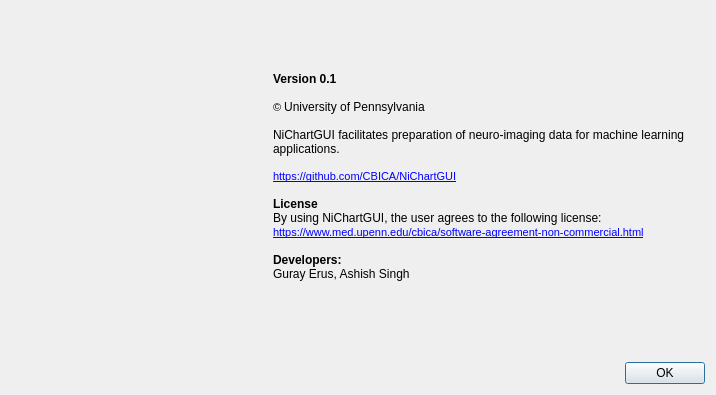
Above: NiChart_Viewer/aboutdialog.ui from CBICA/NiChart_Viewer before the change. Below: the same form after it.
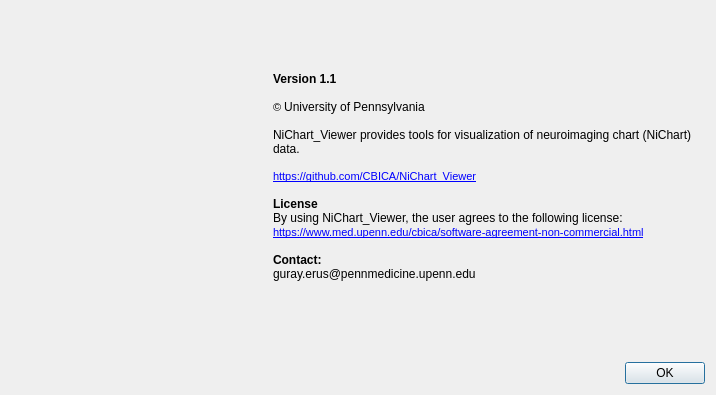
That is the form after the change. Icons and pictures are not drawn.

```diff
--- a/NiChart_Viewer/aboutdialog.ui
+++ b/NiChart_Viewer/aboutdialog.ui
@@ -48,20 +48,20 @@
 &lt;html&gt;&lt;head&gt;&lt;meta name=&quot;qrichtext&quot; content=&quot;1&quot; /&gt;&lt;style type=&quot;text/css&quot;&gt;
 p, li { white-space: pre-wrap; }
 &lt;/style&gt;&lt;/head&gt;&lt;body style=&quot; font-family:'MS Shell Dlg 2'; font-size:7.875pt; font-weight:400; font-style:normal;&quot;&gt;
-&lt;p style=&quot; margin-top:0px; margin-bottom:0px; margin-left:0px; margin-right:0px; -qt-block-indent:0; text-indent:0px;&quot;&gt;&lt;span style=&quot; font-size:9pt; font-weight:600;&quot;&gt;Version 0.1 &lt;/span&gt;&lt;/p&gt;
+&lt;p style=&quot; margin-top:0px; margin-bottom:0px; margin-left:0px; margin-right:0px; -qt-block-indent:0; text-indent:0px;&quot;&gt;&lt;span style=&quot; font-size:9pt; font-weight:600;&quot;&gt;Version 1.1 &lt;/span&gt;&lt;/p&gt;
 &lt;p style=&quot;-qt-paragraph-type:empty; margin-top:0px; margin-bottom:0px; margin-left:0px; margin-right:0px; -qt-block-indent:0; text-indent:0px; font-size:9pt; font-weight:600;&quot;&gt;&lt;br /&gt;&lt;/p&gt;
 &lt;p style=&quot; margin-top:0px; margin-bottom:0px; margin-left:0px; margin-right:0px; -qt-block-indent:0; text-indent:0px;&quot;&gt;&lt;span style=&quot; font-size:8pt;&quot;&gt;© &lt;/span&gt;&lt;span style=&quot; font-size:9pt;&quot;&gt;University of Pennsylvania&lt;/span&gt;&lt;/p&gt;
 &lt;p style=&quot;-qt-paragraph-type:empty; margin-top:0px; margin-bottom:0px; margin-left:0px; margin-right:0px; -qt-block-indent:0; text-indent:0px; font-size:9pt;&quot;&gt;&lt;br /&gt;&lt;/p&gt;
-&lt;p style=&quot; margin-top:0px; margin-bottom:0px; margin-left:0px; margin-right:0px; -qt-block-indent:0; text-indent:0px;&quot;&gt;&lt;span style=&quot; font-size:9pt;&quot;&gt;NiChartGUI facilitates preparation of neuro-imaging data for machine learning applications.&lt;/span&gt;&lt;/p&gt;
+&lt;p style=&quot; margin-top:0px; margin-bottom:0px; margin-left:0px; margin-right:0px; -qt-block-indent:0; text-indent:0px;&quot;&gt;&lt;span style=&quot; font-size:9pt;&quot;&gt;NiChart_Viewer provides tools for visualization of neuroimaging chart (NiChart) data.&lt;/span&gt;&lt;/p&gt;
 &lt;p style=&quot;-qt-paragraph-type:empty; margin-top:0px; margin-bottom:0px; margin-left:0px; margin-right:0px; -qt-block-indent:0; text-indent:0px; font-size:9pt;&quot;&gt;&lt;br /&gt;&lt;/p&gt;
-&lt;p style=&quot; margin-top:0px; margin-bottom:0px; margin-left:0px; margin-right:0px; -qt-block-indent:0; text-indent:0px;&quot;&gt;&lt;a href=&quot;https://github.com/CBICA/NiChartGUI&quot;&gt;&lt;span style=&quot; text-decoration: underline; color:#0000ff;&quot;&gt;https://github.com/CBICA/NiChartGUI&lt;/span&gt;&lt;/a&gt;&lt;/p&gt;
+&lt;p style=&quot; margin-top:0px; margin-bottom:0px; margin-left:0px; margin-right:0px; -qt-block-indent:0; text-indent:0px;&quot;&gt;&lt;a href=&quot;https://github.com/CBICA/NiChart_Viewer&quot;&gt;&lt;span style=&quot; text-decoration: underline; color:#0000ff;&quot;&gt;https://github.com/CBICA/NiChart_Viewer&lt;/span&gt;&lt;/a&gt;&lt;/p&gt;
 &lt;p style=&quot;-qt-paragraph-type:empty; margin-top:0px; margin-bottom:0px; margin-left:0px; margin-right:0px; -qt-block-indent:0; text-indent:0px; font-size:9pt;&quot;&gt;&lt;br /&gt;&lt;/p&gt;
 &lt;p style=&quot; margin-top:0px; margin-bottom:0px; margin-left:0px; margin-right:0px; -qt-block-indent:0; text-indent:0px;&quot;&gt;&lt;span style=&quot; font-size:9pt; font-weight:600;&quot;&gt;License&lt;/span&gt;&lt;/p&gt;
-&lt;p style=&quot; margin-top:0px; margin-bottom:0px; margin-left:0px; margin-right:0px; -qt-block-indent:0; text-indent:0px;&quot;&gt;&lt;span style=&quot; font-size:9pt;&quot;&gt;By using NiChartGUI, the user agrees to the following license:&lt;/span&gt;&lt;/p&gt;
+&lt;p style=&quot; margin-top:0px; margin-bottom:0px; margin-left:0px; margin-right:0px; -qt-block-indent:0; text-indent:0px;&quot;&gt;&lt;span style=&quot; font-size:9pt;&quot;&gt;By using NiChart_Viewer, the user agrees to the following license:&lt;/span&gt;&lt;/p&gt;
 &lt;p style=&quot; margin-top:0px; margin-bottom:0px; margin-left:0px; margin-right:0px; -qt-block-indent:0; text-indent:0px;&quot;&gt;&lt;a href=&quot;https://www.med.upenn.edu/cbica/software-agreement-non-commercial.html&quot;&gt;&lt;span style=&quot; font-size:8pt; text-decoration: underline; color:#0000ff;&quot;&gt;https://www.med.upenn.edu/cbica/software-agreement-non-commercial.html&lt;/span&gt;&lt;/a&gt;&lt;span style=&quot; font-size:9pt;&quot;&gt; &lt;/span&gt;&lt;/p&gt;
 &lt;p style=&quot;-qt-paragraph-type:empty; margin-top:0px; margin-bottom:0px; margin-left:0px; margin-right:0px; -qt-block-indent:0; text-indent:0px; font-size:9pt;&quot;&gt;&lt;br /&gt;&lt;/p&gt;
-&lt;p style=&quot; margin-top:0px; margin-bottom:0px; margin-left:0px; margin-right:0px; -qt-block-indent:0; text-indent:0px;&quot;&gt;&lt;span style=&quot; font-size:9pt; font-weight:600;&quot;&gt;Developers:&lt;/span&gt;&lt;/p&gt;
-&lt;p style=&quot; margin-top:0px; margin-bottom:0px; margin-left:0px; margin-right:0px; -qt-block-indent:0; text-indent:0px;&quot;&gt;&lt;span style=&quot; font-size:9pt;&quot;&gt;Guray Erus, Ashish Singh&lt;/span&gt;&lt;/p&gt;
+&lt;p style=&quot; margin-top:0px; margin-bottom:0px; margin-left:0px; margin-right:0px; -qt-block-indent:0; text-indent:0px;&quot;&gt;&lt;span style=&quot; font-size:9pt; font-weight:600;&quot;&gt;Contact:&lt;/span&gt;&lt;/p&gt;
+&lt;p style=&quot; margin-top:0px; margin-bottom:0px; margin-left:0px; margin-right:0px; -qt-block-indent:0; text-indent:0px;&quot;&gt;&lt;span style=&quot; font-size:9pt;&quot;&gt;guray.erus@pennmedicine.upenn.edu&lt;/span&gt;&lt;/p&gt;
 &lt;p style=&quot;-qt-paragraph-type:empty; margin-top:0px; margin-bottom:0px; margin-left:0px; margin-right:0px; -qt-block-indent:0; text-indent:0px; font-size:9pt;&quot;&gt;&lt;br /&gt;&lt;/body&gt;&lt;/html&gt;</string>
        </property>
        <property name="wordWrap">
```
Left out of the diff: 4 changed lines with no effect on the pictures.
